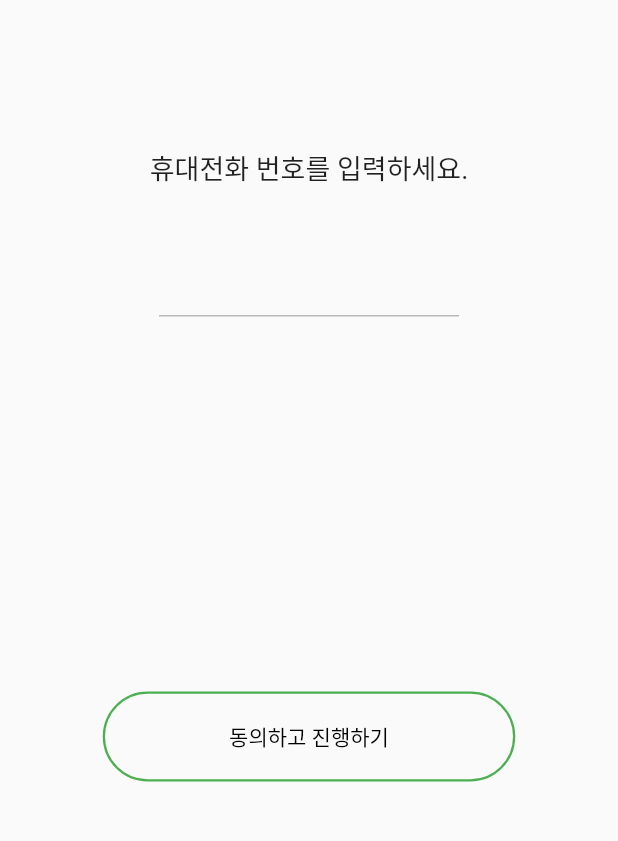
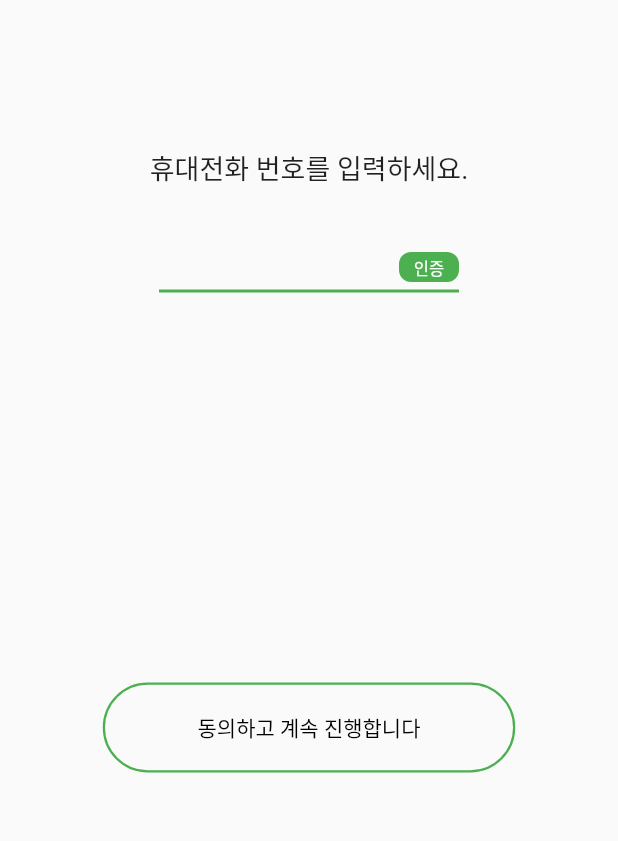
Before and after one commit to hhs0579/onsae, a Flutter app: the SmsAuthScreen screen opened directly, on a phone screen of 412 x 824 dp, the part 105-946 px from its top. Run offline on Flutter 3.47's test engine with Material 2 defaults, Android fonts, the light colour scheme and no system bars; our stand-ins replace get.

Commit message:
1222 final

```diff
--- a/onsaemiro/lib/screens/starting_pages/smsauth_screen.dart
+++ b/onsaemiro/lib/screens/starting_pages/smsauth_screen.dart
@@ -1,6 +1,6 @@
+import 'dart:async';
 import 'package:flutter/material.dart';
 import 'package:get/get.dart';
-
 import 'agree_page.dart';
 import 'connect_screen.dart';
 
@@ -10,6 +10,11 @@ class SmsAuthScreen extends StatefulWidget {
   @override
   _SmsAuthScreenState createState() => _SmsAuthScreenState();
 }
+
+class _SmsAuthScreenState extends State<SmsAuthScreen> {
+  Timer? _timer;
+  var _time = 0;
+  bool isSmsAuth = false;
 
   _connectbutton(text, onPressed) {
     return Container(
@@ -27,7 +32,30 @@ _connectbutton(text, onPressed) {
     );
   }
 
-class _SmsAuthScreenState extends State<SmsAuthScreen> {
+  @override
+  void dispose() {
+    _timer?.cancel();
+    dispose();
+  }
+
+  void _timeStart() {
+    _time = 180;
+    _timer = Timer.periodic(Duration(seconds: 1), (timer) {
+      setState(() {
+        _time--;
+        if (_time <= 0) {
+          _time = 0;
+        }
+      });
+    });
+  }
+
+  String _viewTime(int time) {
+    final minutes = ((time / 60) % 60).floor().toString();
+    final seconds = (time % 60).floor().toString().padLeft(2, '0');
+    return '$minutes:$seconds';
+  }
+
   @override
   Widget build(BuildContext context) {
     return Scaffold(
@@ -58,22 +86,111 @@ class _SmsAuthScreenState extends State<SmsAuthScreen> {
                       textAlign: TextAlign.center,
                       style: TextStyle(fontSize: 18)),
                 ),
+                Row(mainAxisAlignment: MainAxisAlignment.center, children: [
                   Container(
+                    width: 160,
+                    height: 30,
+                    child: TextField(
+                      style: TextStyle(fontSize: 20, height: 1.5),
+                      decoration: InputDecoration(
+                        isDense: true,
+                        contentPadding:
+                            EdgeInsets.symmetric(horizontal: 0, vertical: 0),
+                        border: InputBorder.none,
+                      ),
+                      keyboardType: TextInputType.phone,
+                    ),
+                  ),
+                  Container(
+                    width: 40,
+                    height: 20,
+                    child: TextButton(
+                        onPressed: () {
+                          _timeStart();
+                          isSmsAuth = true;
+                        },
+                        style: TextButton.styleFrom(
+                            padding: EdgeInsets.zero,
+                            primary: Colors.white,
+                            backgroundColor: Colors.green,
+                            shape: RoundedRectangleBorder(
+                                borderRadius: BorderRadius.circular(8))),
+                        child: Text(
+                          '인증',
+                          style: TextStyle(fontSize: 11),
+                        )),
+                  )
+                ]),
+                Container(
+                  color: Colors.green,
                   width: 200,
+                  height: 2,
+                ),
+                SizedBox(height: 10),
+                Visibility(
+                  visible: isSmsAuth == true,
+                  child: Row(
+                      mainAxisAlignment: MainAxisAlignment.center,
+                      children: [
+                        Container(
+                          width: 125,
+                          height: 30,
                           child: TextField(
+                            style: TextStyle(fontSize: 20, height: 1.5),
                             decoration: InputDecoration(
-                      contentPadding: EdgeInsets.zero,
-                      enabledBorder: UnderlineInputBorder(
-                          borderSide:
-                              BorderSide(color: Colors.black26, width: 1.0)),
-                      focusedBorder: UnderlineInputBorder(
-                          borderSide:
-                              BorderSide(color: Colors.green, width: 1.5)),
+                              isDense: true,
+                              contentPadding: EdgeInsets.symmetric(
+                                  horizontal: 0, vertical: 0),
+                              border: InputBorder.none,
                             ),
+                            keyboardType: TextInputType.phone,
+                          ),
+                        ),
+                        Container(
+                          margin: EdgeInsets.only(right: 5),
+                          child: Text(_viewTime(_time),
+                              style: TextStyle(
+                                color: Colors.grey,
+                              )),
+                        ),
+                        Container(
+                          width: 40,
+                          height: 20,
+                          child: TextButton(
+                              onPressed: () {},
+                              style: TextButton.styleFrom(
+                                  padding: EdgeInsets.zero,
+                                  primary: Colors.white,
+                                  backgroundColor: Colors.green,
+                                  shape: RoundedRectangleBorder(
+                                      borderRadius: BorderRadius.circular(8))),
+                              child: Text(
+                                '확인',
+                                style: TextStyle(fontSize: 11),
+                              )),
+                        )
+                      ]),
+                ),
+                Visibility(
+                  visible: isSmsAuth == true,
+                  child: Container(
+                    color: Colors.green,
+                    width: 200,
+                    height: 2,
+                  ),
+                ),
+                Visibility(
+                  visible: isSmsAuth == true,
+                  child: Container(
+                    width: 220,
+                    margin: EdgeInsets.only(top: 5),
+                    child: Text('전송된 4자리 코드 입력해주세요.',
+                        style: TextStyle(fontSize: 15),
+                        textAlign: TextAlign.center),
                   ),
                 ),
                 SizedBox(height: 250),
-                _connectbutton('동의하고 진행하기', () {
+                _connectbutton('동의하고 계속 진행합니다', () {
                   Get.to(agreePage());
                 })
               ],
```
Lines whose indentation alone changed are shown as unchanged.
